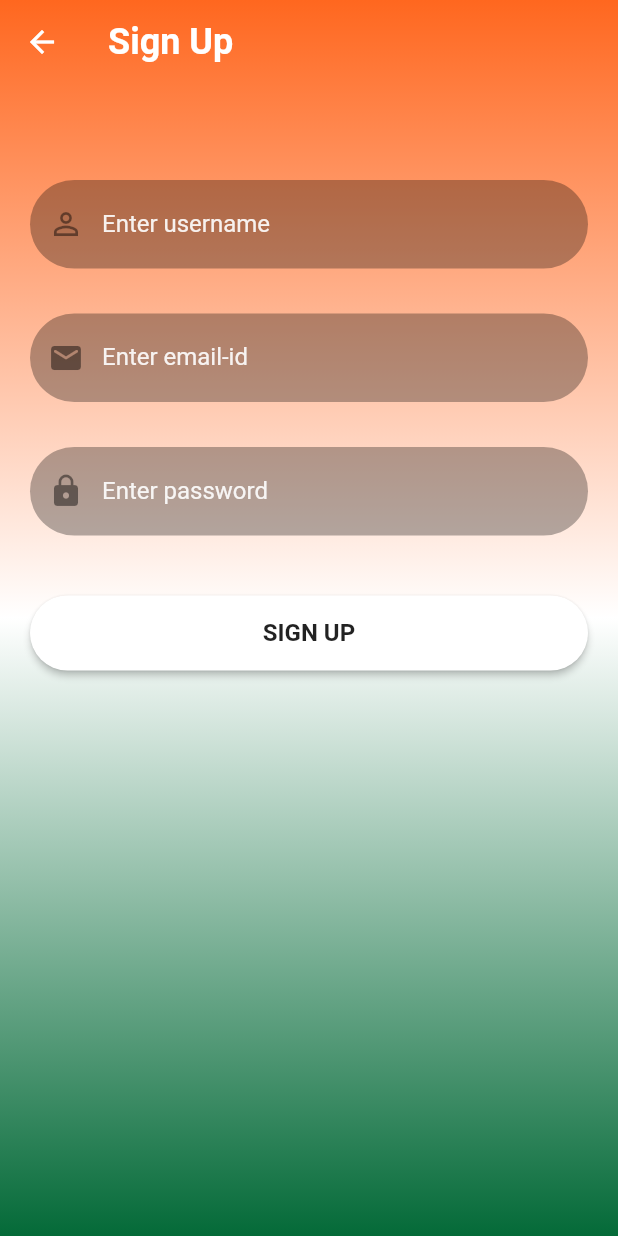
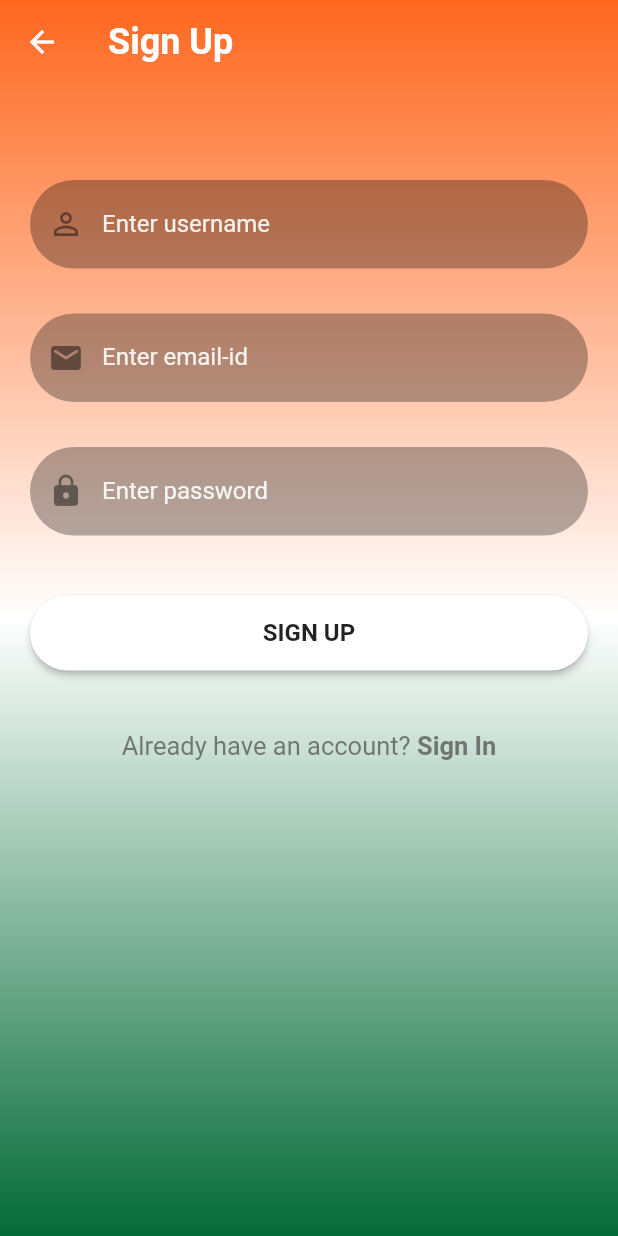
Before and after one commit to Sagar-Wadhwa-726/Agripharm-HackBVP, a Flutter app: the screen it shows after launch, after a tap on "Sign Up", on a phone screen of 412 x 824 dp. Run offline on Flutter 3.47's test engine with Material 2 defaults, Android fonts, the phone set to English and light mode, and no system bars; our stand-ins replace firebase_auth, firebase_core; accounts and stored records are empty.

Commit message:
Minor Updates

```diff
--- a/lib/main.dart
+++ b/lib/main.dart
@@ -2,13 +2,12 @@
 import 'package:agripharm/screens/sign_in_screen.dart';
 import 'package:firebase_core/firebase_core.dart';
 import 'package:flutter/material.dart';
-import 'package:flutter_riverpod/flutter_riverpod.dart';
 
 void main() async {
   //Flutter needs to call native code before calling runApp, makes sure that you have an instance of the WidgetsBinding, which is required to use platform channels to call the native code. Basically this ensures that firebase is initialised before we run our application
   WidgetsFlutterBinding.ensureInitialized();
   await Firebase.initializeApp();
-  runApp(const ProviderScope(child: MyApp()));
+  runApp(MyApp());
 }
 
 class MyApp extends StatelessWidget {
--- a/lib/screens/sign_in_screen.dart
+++ b/lib/screens/sign_in_screen.dart
@@ -6,7 +6,6 @@ import 'package:flutter/material.dart';
 import '../reusable_widgets/reusable_widgets.dart';
 import '../utils/colors_utils.dart';
 import 'login_home.dart';
-
 
 class SignInScreen extends StatefulWidget {
   const SignInScreen({super.key});
@@ -87,8 +86,10 @@ class _SignInScreenState extends State<SignInScreen> {
                 Row(
                   mainAxisAlignment: MainAxisAlignment.center,
                   children: [
-                    const Text("Don't have an account? ",
-                        style: TextStyle(color: Colors.white70)),
+                    const Text(
+                      "Don't have an account? ",
+                      style: TextStyle(color: Colors.white70, fontSize: 17),
+                    ),
                     GestureDetector(
                       onTap: () {
                         Navigator.push(
@@ -100,7 +101,9 @@ class _SignInScreenState extends State<SignInScreen> {
                       child: const Text(
                         "Sign Up",
                         style: TextStyle(
-                            color: Colors.white, fontWeight: FontWeight.bold),
+                            color: Colors.white,
+                            fontWeight: FontWeight.bold,
+                            fontSize: 17),
                       ),
                     ),
                   ],
--- a/lib/screens/sign_up_screen.dart
+++ b/lib/screens/sign_up_screen.dart
@@ -81,6 +81,32 @@ class _SignUpScreenState extends State<SignUpScreen> {
                 const SizedBox(
                   height: 20,
                 ),
+                Row(
+                  mainAxisAlignment: MainAxisAlignment.center,
+                  children: [
+                    const Text(
+                      "Already have an account? ",
+                      style: TextStyle(
+                          color: Color.fromARGB(179, 73, 73, 73), fontSize: 17),
+                    ),
+                    GestureDetector(
+                      onTap: () {
+                        Navigator.push(
+                            context,
+                            MaterialPageRoute(
+                              builder: (context) => const SignInScreen(),
+                            ));
+                      },
+                      child: const Text(
+                        "Sign In",
+                        style: TextStyle(
+                            color: Color.fromARGB(179, 73, 73, 73),
+                            fontSize: 17,
+                            fontWeight: FontWeight.bold),
+                      ),
+                    ),
+                  ],
+                ),
               ],
             ),
           ),
```
Also changed, not shown: lib/screens/login_home.dart (+14 -4 lines), pubspec.yaml (+7 -3 lines), pubspec.lock, 6 other files.
